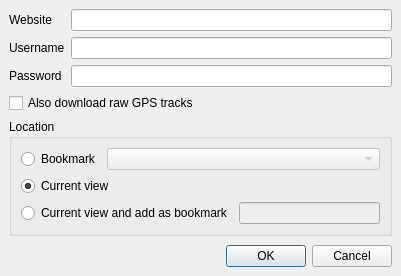
First picture: the form in DownloadMapDialog.ui, repository openstreetmap/merkaartor, before the edit.
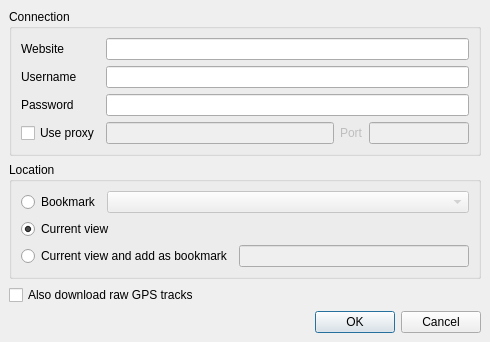
Second picture: the form after the edit.

Commit message: ADD : non transparent proxy support

Diff of the .ui file:
```diff
--- a/DownloadMapDialog.ui
+++ b/DownloadMapDialog.ui
@@ -5,8 +5,8 @@
    <rect>
     <x>0</x>
     <y>0</y>
-    <width>401</width>
-    <height>276</height>
+    <width>490</width>
+    <height>340</height>
    </rect>
   </property>
   <property name="windowTitle" >
@@ -20,13 +20,37 @@
     <number>6</number>
    </property>
    <item>
+    <widget class="QGroupBox" name="groupBox_2" >
+     <property name="title" >
+      <string>Connection</string>
+     </property>
     <layout class="QGridLayout" >
      <property name="margin" >
-      <number>0</number>
+       <number>9</number>
      </property>
      <property name="spacing" >
       <number>6</number>
      </property>
+      <item row="2" column="1" >
+       <widget class="QLineEdit" name="Password" />
+      </item>
+      <item row="1" column="0" >
+       <widget class="QLabel" name="label_2" >
+        <property name="text" >
+         <string>Username</string>
+        </property>
+       </widget>
+      </item>
+      <item row="0" column="0" >
+       <widget class="QLabel" name="label" >
+        <property name="text" >
+         <string>Website</string>
+        </property>
+       </widget>
+      </item>
+      <item row="0" column="1" >
+       <widget class="QLineEdit" name="Website" />
+      </item>
      <item row="2" column="0" >
       <widget class="QLabel" name="label_3" >
        <property name="text" >
@@ -37,33 +61,57 @@
      <item row="1" column="1" >
       <widget class="QLineEdit" name="Username" />
      </item>
-     <item row="0" column="1" >
-      <widget class="QLineEdit" name="Website" />
-     </item>
-     <item row="0" column="0" >
-      <widget class="QLabel" name="label" >
+      <item row="3" column="0" >
+       <widget class="QCheckBox" name="UseProxy" >
        <property name="text" >
-        <string>Website</string>
+         <string>Use proxy</string>
        </property>
       </widget>
      </item>
-     <item row="1" column="0" >
-      <widget class="QLabel" name="label_2" >
+      <item row="3" column="1" >
+       <layout class="QHBoxLayout" >
+        <property name="margin" >
+         <number>0</number>
+        </property>
+        <property name="spacing" >
+         <number>6</number>
+        </property>
+        <item>
+         <widget class="QLineEdit" name="ProxyHost" >
+          <property name="enabled" >
+           <bool>false</bool>
+          </property>
+         </widget>
+        </item>
+        <item>
+         <widget class="QLabel" name="label_4" >
+          <property name="enabled" >
+           <bool>false</bool>
+          </property>
        <property name="text" >
-        <string>Username</string>
+           <string>Port</string>
        </property>
       </widget>
      </item>
-     <item row="2" column="1" >
-      <widget class="QLineEdit" name="Password" />
+        <item>
+         <widget class="QLineEdit" name="ProxyPort" >
+          <property name="enabled" >
+           <bool>false</bool>
+          </property>
+          <property name="maximumSize" >
+           <size>
+            <width>100</width>
+            <height>16777215</height>
+           </size>
+          </property>
+          <property name="inputMask" >
+           <string>99999; </string>
+          </property>
+         </widget>
      </item>
     </layout>
    </item>
-   <item>
-    <widget class="QCheckBox" name="IncludeTracks" >
-     <property name="text" >
-      <string>Also download raw GPS tracks</string>
-     </property>
+     </layout>
     </widget>
    </item>
    <item>
@@ -147,6 +195,13 @@
      </layout>
     </widget>
    </item>
+   <item>
+    <widget class="QCheckBox" name="IncludeTracks" >
+     <property name="text" >
+      <string>Also download raw GPS tracks</string>
+     </property>
+    </widget>
+   </item>
    <item>
     <spacer>
      <property name="orientation" >
@@ -154,8 +209,8 @@
      </property>
      <property name="sizeHint" >
       <size>
-       <width>383</width>
-       <height>20</height>
+       <width>435</width>
+       <height>16</height>
       </size>
      </property>
     </spacer>
```
Left out of the diff: 72 changed lines with no effect on the pictures. Lines whose indentation alone changed are shown as unchanged. The commit also changes 9 other files.
